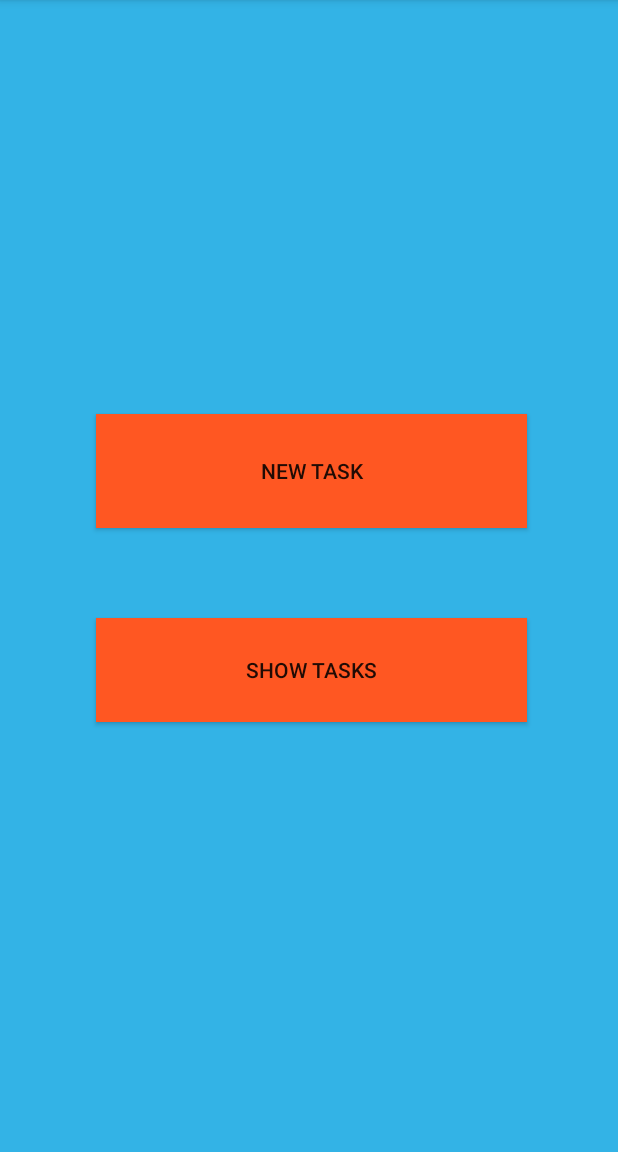
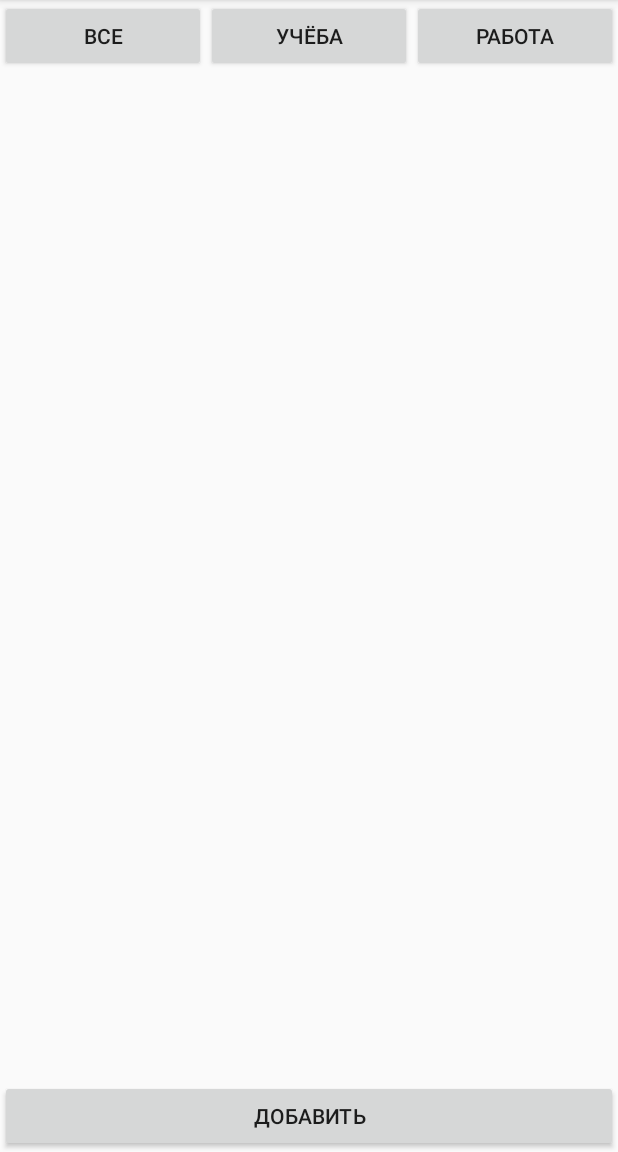
Before and after one commit to breakingfox/TaskManagerFinally, an Android app: the screen it shows after launch (MainActivity), on a phone screen of 412 x 824 dp, the part 84-1236 px from its top. Run offline under Robolectric (Android 15) with nearby library versions, the light colour scheme and no system bars; our stand-ins replace Firebase (no records; nobody signed in at launch, a user with empty details on screens opened directly).

Commit message:
мусор

```diff
--- a/app/src/main/java/com/example/myapplication/MainActivity.java
+++ b/app/src/main/java/com/example/myapplication/MainActivity.java
@@ -1,24 +1,52 @@
 package com.example.myapplication;
 
 
+import android.app.NotificationChannel;
+import android.app.NotificationManager;
 import android.content.Intent;
+import android.os.Build;
 import android.os.Bundle;
 import android.view.View;
 import android.widget.Button;
+import android.widget.TextView;
+import android.widget.Toast;
 
+import androidx.annotation.NonNull;
 import androidx.appcompat.app.AppCompatActivity;
+import androidx.recyclerview.widget.LinearLayoutManager;
+import androidx.recyclerview.widget.RecyclerView;
+
+import com.google.firebase.database.DataSnapshot;
+import com.google.firebase.database.DatabaseError;
+import com.google.firebase.database.DatabaseReference;
+import com.google.firebase.database.FirebaseDatabase;
+import com.google.firebase.database.ValueEventListener;
+
+import java.util.ArrayList;
+import java.util.Collections;
 
 public class MainActivity extends AppCompatActivity {
-    //    ArrayList<TaskNode> taskList;
-    Button btnAddNew, btnShow, btnEdit;
+
+    public static final String CHANNEL_ID = "channel";
+    Button btnAddNew;
+    TextView title;
+    RecyclerView taskView;
+    ArrayList<TaskNode> taskList;
+    DatabaseReference ref;
+    TaskAdapter taskAdapter;
+    Button btnTypeAll;
+
+    Button btnTypeStudy;
+    Button btnTypeWork;
+
+
 
     @Override
     protected void onCreate(Bundle savedInstanceState) {
         super.onCreate(savedInstanceState);
-        setContentView(R.layout.activity_main);
+        setContentView(R.layout.activity);
 
-
-        btnAddNew =  findViewById(R.id.btnAddNew);
+        btnAddNew = findViewById(R.id.btnAddNew);
         btnAddNew.setOnClickListener(new View.OnClickListener() {
             @Override
             public void onClick(View v) {
@@ -26,15 +54,50 @@ public class MainActivity extends AppCompatActivity {
                 startActivity(a);
             }
         });
-        btnShow = findViewById(R.id.btnShow);
-        btnShow.setOnClickListener(new View.OnClickListener() {
+
+        title = findViewById(R.id.title);
+        taskView = findViewById(R.id.tasks);
+        LinearLayoutManager manager = new LinearLayoutManager(this);
+        taskView.setLayoutManager(manager);
+        taskView.setHasFixedSize(true);
+        taskList = new ArrayList<TaskNode>();
+        ref = FirebaseDatabase.getInstance().getReference().child("TaskManager");
+        ref.addListenerForSingleValueEvent(new ValueEventListener() {
+            @Override
+            public void onDataChange(@NonNull DataSnapshot dataSnapshot) {
+                for (DataSnapshot dataSnapshot1 : dataSnapshot.getChildren()) {
+                    TaskNode node = dataSnapshot1.getValue(TaskNode.class);
+                    taskList.add(node);
+                }
+                Collections.sort(taskList); //сортировка ( taskNode имплементирует comparable )
+                taskAdapter = new TaskAdapter(MainActivity.this, taskList);
+                taskView.setAdapter(taskAdapter);
+                taskAdapter.notifyDataSetChanged();
+
+            }
+
+            @Override
+            public void onCancelled(@NonNull DatabaseError databaseError) {
+                Toast.makeText(getApplicationContext(), "No Data", Toast.LENGTH_SHORT).show();
+            }
+        });
+
+        btnTypeAll = findViewById(R.id.btn_typeAll);
+        btnTypeStudy = findViewById(R.id.btn_typeStudy);
+        btnTypeWork = findViewById(R.id.btn_typeWork);
+
+
+        btnTypeStudy.setOnClickListener(new View.OnClickListener() {
             @Override
             public void onClick(View v) {
-                Intent a = new Intent(MainActivity.this, ShowTask.class);
-                startActivity(a);
+                for (TaskNode t: taskList) {
+
+                }
             }
         });
 
 
     }
+
+
 }
--- a/app/src/main/java/com/example/myapplication/TaskAdapter.java
+++ b/app/src/main/java/com/example/myapplication/TaskAdapter.java
@@ -42,6 +42,8 @@ public class TaskAdapter extends RecyclerView.Adapter<TaskAdapter.MyViewHolder>
         final String description = taskList.get(i).getDescription();
         final String key = Integer.toString(taskList.get(i).getKey());
         final String calendar = taskList.get(i).getCalendar();
+        final String type = taskList.get(i).getType();
+
         holder.itemView.setOnClickListener(new View.OnClickListener() {
             @Override
             public void onClick(View v) {
@@ -50,6 +52,7 @@ public class TaskAdapter extends RecyclerView.Adapter<TaskAdapter.MyViewHolder>
                 editing.putExtra("description", description);
                 editing.putExtra("key", key);
                 editing.putExtra("calendar",calendar);
+                editing.putExtra("type",type);
                 context.startActivity(editing);
             }
         });
@@ -61,8 +64,7 @@ public class TaskAdapter extends RecyclerView.Adapter<TaskAdapter.MyViewHolder>
     }
 
     class MyViewHolder extends RecyclerView.ViewHolder {
-
-        TextView title, description,  key,calendar;
+        TextView title, description,  key,calendar, type;
 
         public MyViewHolder(@NonNull View itemView) {
             super(itemView);
--- /dev/null
+++ b/app/src/main/res/layout/activity.xml
@@ -0,0 +1,120 @@
+<?xml version="1.0" encoding="utf-8"?>
+<RelativeLayout xmlns:android="http://schemas.android.com/apk/res/android"
+    xmlns:app="http://schemas.android.com/apk/res-auto"
+    xmlns:tools="http://schemas.android.com/tools"
+    android:layout_width="match_parent"
+    android:layout_height="match_parent"
+    tools:context=".MainActivity">
+
+
+    <RelativeLayout
+        android:id="@+id/linear_layout1"
+        android:layout_width="match_parent"
+        android:layout_height="match_parent"
+        android:orientation="vertical">
+
+        <LinearLayout
+            android:id="@+id/linear_layout2"
+            android:layout_width="match_parent"
+            android:layout_height="wrap_content"
+            android:layout_gravity="center"
+            android:orientation="vertical"
+            android:layout_alignParentTop="true">
+
+            <LinearLayout
+                android:layout_width="match_parent"
+                android:layout_height="match_parent"
+                android:orientation="horizontal">
+
+                <Button
+                    android:id="@+id/btn_typeAll"
+                    android:layout_width="wrap_content"
+                    android:layout_height="wrap_content"
+                    android:layout_weight="1"
+                    android:text="Все" />
+
+                <Button
+                    android:id="@+id/btn_typeStudy"
+                    android:layout_width="wrap_content"
+                    android:layout_height="wrap_content"
+                    android:layout_weight="1"
+                    android:text="Учёба" />
+
+                <Button
+                    android:id="@+id/btn_typeWork"
+                    android:layout_width="wrap_content"
+                    android:layout_height="wrap_content"
+                    android:layout_weight="1"
+                    android:text="Работа" />
+
+            </LinearLayout>
+        </LinearLayout>
+
+        <LinearLayout
+            android:id="@+id/linear_layout3"
+            android:layout_width="match_parent"
+            android:layout_height="wrap_content"
+            android:orientation="vertical"
+            android:padding="0dp"
+            android:layout_below="@id/linear_layout2"
+            android:layout_marginTop="20dp"
+            android:layout_marginLeft="20dp"
+            android:layout_marginRight="20dp"
+            android:layout_marginBottom="20dp"
+            android:gravity="center"
+            android:layout_above = "@+id/linear_layout4">
+
+
+            <androidx.recyclerview.widget.RecyclerView
+                android:id="@+id/tasks"
+                android:layout_width="match_parent"
+                android:layout_height="match_parent" />
+
+        </LinearLayout>
+
+        <LinearLayout
+            android:id="@+id/linear_layout4"
+            android:layout_width="match_parent"
+            android:layout_height="wrap_content"
+            android:orientation="vertical"
+            android:layout_alignParentBottom="true"
+            >
+
+            <LinearLayout
+                android:layout_width="match_parent"
+                android:layout_height="match_parent"
+                android:orientation="horizontal">
+
+                <!-- <Button
+                    android:id="@+id/button9"
+                    android:layout_width="wrap_content"
+                    android:layout_height="wrap_content"
+                    android:layout_weight="1"
+                    android:text="..." />
+
+                <Button
+                    android:id="@+id/button8"
+                    android:layout_width="wrap_content"
+                    android:layout_height="wrap_content"
+                    android:layout_weight="1"
+                    android:text="...." />
+
+                <Button
+                    android:id="@+id/button6"
+                    android:layout_width="wrap_content"
+                    android:layout_height="wrap_content"
+                    android:layout_weight="1"
+                    android:text="..." /> -->
+
+                <Button
+                    android:id="@+id/btnAddNew"
+                    android:layout_width="wrap_content"
+                    android:layout_height="wrap_content"
+                    android:layout_weight="1"
+                    android:text="Добавить" />
+            </LinearLayout>
+        </LinearLayout>
+
+    </RelativeLayout>
+
+</RelativeLayout>
--- a/app/src/main/res/layout/activity_main.xml
+++ /dev/null
@@ -1,108 +0,0 @@
-<?xml version="1.0" encoding="utf-8"?>
-<androidx.constraintlayout.widget.ConstraintLayout xmlns:android="http://schemas.android.com/apk/res/android"
-    xmlns:app="http://schemas.android.com/apk/res-auto"
-    xmlns:tools="http://schemas.android.com/tools"
-    android:layout_width="match_parent"
-    android:layout_height="match_parent"
-    android:background="#33B3E6">
-
-    <Button
-        android:id="@+id/btnAddNew"
-        android:layout_width="287dp"
-        android:layout_height="76dp"
-        android:layout_marginTop="276dp"
-        android:background="#FF5722"
-        android:text="New Task"
-        app:layout_constraintEnd_toEndOf="parent"
-        app:layout_constraintHorizontal_bias="0.516"
-        app:layout_constraintStart_toStartOf="parent"
-        app:layout_constraintTop_toTopOf="parent"
-        tools:ignore="MissingConstraints" />
-
-    <Button
-        android:id="@+id/btnShow"
-        android:layout_width="287dp"
-        android:layout_height="69dp"
-        android:layout_marginTop="60dp"
-        android:background="#FF5722"
-        android:text="Show Tasks"
-        app:layout_constraintEnd_toEndOf="parent"
-        app:layout_constraintHorizontal_bias="0.516"
-        app:layout_constraintStart_toStartOf="parent"
-        app:layout_constraintTop_toBottomOf="@+id/btnAddNew"
-        tools:ignore="MissingConstraints" /><![CDATA[
-
-    android:text="Edit Tasks" />
-    ]]><!--
-    <LinearLayout
-        android:layout_width="409dp"
-        android:layout_height="729dp"
-        android:background="#38A9B8"
-        android:orientation="vertical"
-        tools:ignore="MissingConstraints"
-        tools:layout_editor_absoluteX="1dp"
-        tools:layout_editor_absoluteY="1dp">
-
-        <LinearLayout
-            android:layout_width="match_parent"
-            android:layout_height="match_parent"
-            android:orientation="horizontal">
-
-            <LinearLayout
-                android:layout_width="95dp"
-                android:layout_height="match_parent"
-                android:gravity="left"
-                android:orientation="vertical"></LinearLayout>
-
-            <LinearLayout
-                android:layout_width="225dp"
-                android:layout_height="match_parent"
-                android:orientation="vertical">
-
-                <Space
-                    android:layout_width="match_parent"
-                    android:layout_height="210dp" />
-
-                <Button
-                    android:id="@+id/btnAddNew"
-                    android:layout_width="match_parent"
-                    android:layout_height="64dp"
-                    android:background="#FF5722"
-                    android:text="New Task" />
-
-                <Space
-                    android:layout_width="match_parent"
-                    android:layout_height="40dp" />
-
-                <Button
-                    android:id="@+id/btnShow"
-                    android:layout_width="match_parent"
-                    android:layout_height="62dp"
-                    android:background="#FF5722"
-                    android:text="Show Tasks" />
-
-                <Space
-                    android:layout_width="match_parent"
-                    android:layout_height="40dp" />
-
-                <Button
-                    android:id="@+id/btnEdit"
-                    android:layout_width="match_parent"
-                    android:layout_height="62dp"
-                    android:background="#FF5722"
-                    android:text="Edit Tasks" />
-            </LinearLayout>
-
-            <LinearLayout
-                android:layout_width="match_parent"
-                android:layout_height="match_parent"
-                android:gravity="right"
-                android:orientation="vertical">
-
-            </LinearLayout>
-
-        </LinearLayout>
-
-    </LinearLayout>
-    -->
-</androidx.constraintlayout.widget.ConstraintLayout>
--- a/app/src/main/res/values/strings.xml
+++ b/app/src/main/res/values/strings.xml
@@ -1,3 +1,9 @@
 <resources>
     <string name="app_name">My Application</string>
+
+    <string-array name="types">
+        <item>Учёба</item>
+        <item>Работа</item>
+    </string-array>
+
 </resources>
```
Also changed, not shown: app/src/main/java/com/example/myapplication/NewTask.java (+9 -2 lines), app/src/main/java/com/example/myapplication/ShowTask.java (deleted, +0 -57 lines), app/src/main/java/com/example/myapplication/TaskNode.java (+17 -4 lines), app/src/main/res/layout/activity_new_task.xml (+26 -1 lines), app/src/main/res/layout/activity_show.xml (deleted, +0 -49 lines).
